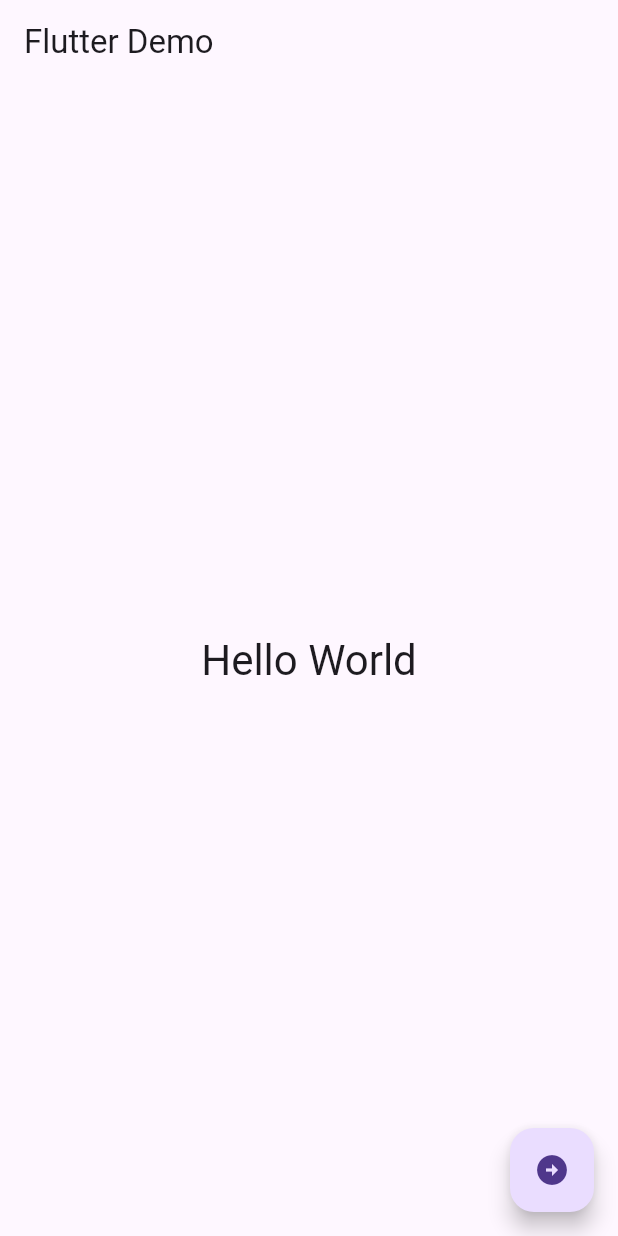
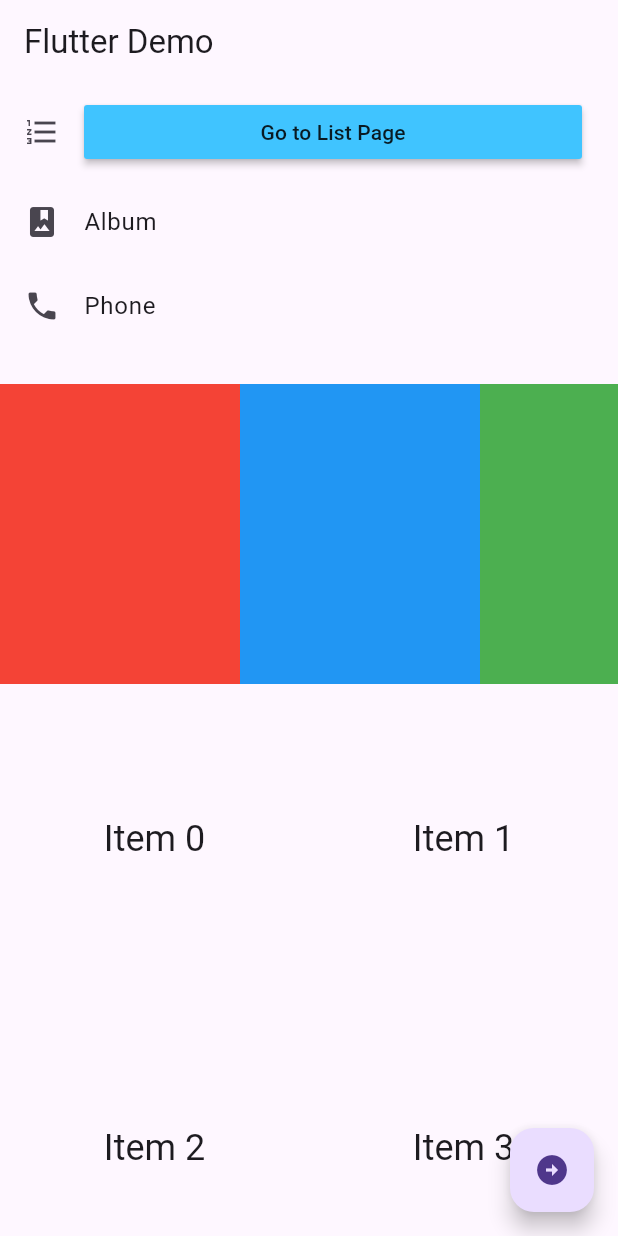
Before and after one commit to kentahayashi0810/flutter_listview, a Flutter app: the screen it shows after launch, on a phone screen of 412 x 824 dp. Run offline on Flutter 3.47's test engine with Material 3 defaults, Android fonts, the phone set to English and light mode, and no system bars.

```diff
--- a/lib/main.dart
+++ b/lib/main.dart
@@ -1,4 +1,5 @@
 import 'package:flutter/material.dart';
+import 'package:flutter_listview/list_page.dart';
 import 'package:flutter_listview/next_page.dart';
 
 void main() {
@@ -23,19 +24,72 @@ class MainPage extends StatelessWidget {
   final String title;
   const MainPage({super.key, required this.title});
 
+  void onPressed() {
+    print("Map button pressed");
+  }
+
   @override
   Widget build(BuildContext context) {
     return Scaffold(
       appBar: AppBar(title: Text(title)),
-      body: SizedBox(
-        width: double.infinity,
-        height: double.infinity,
-        child: Center(
-          child: Text(
-            'Hello World',
-            style: Theme.of(context).textTheme.headlineMedium,
+      body: Column(
+        children: [
+          Container(
+            height: 200,
+            child: ListView(
+              children: [
+                ListTile(
+                  leading: Icon(Icons.format_list_numbered),
+                  title: MaterialButton(
+                    color: Colors.lightBlueAccent,
+                    onPressed: () {
+                      Navigator.push(
+                        context,
+                        MaterialPageRoute(
+                          builder: (context) =>
+                              const ListPage1(title: "List Page"),
+                        ),
+                      );
+                    },
+                    child: Text("Go to List Page"),
+                  ),
+                ),
+                ListTile(
+                  leading: Icon(Icons.photo_album),
+                  title: Text("Album"),
+                ),
+                ListTile(leading: Icon(Icons.phone), title: Text("Phone")),
+              ],
+            ),
           ),
-        ),
+          Container(
+            height: 200,
+            child: ListView(
+              scrollDirection: Axis.horizontal,
+              children: [
+                Container(width: 160, color: Colors.red),
+                Container(width: 160, color: Colors.blue),
+                Container(width: 160, color: Colors.green),
+                Container(width: 160, color: Colors.yellow),
+                Container(width: 160, color: Colors.orange),
+              ],
+            ),
+          ),
+          Expanded(
+            child: GridView.count(
+              crossAxisCount: 2,
+              children: List.generate(
+                100,
+                (index) => Center(
+                  child: Text(
+                    'Item $index',
+                    style: TextTheme.of(context).headlineSmall,
+                  ),
+                ),
+              ),
+            ),
+          ),
+        ],
       ),
       floatingActionButton: FloatingActionButton(
         onPressed: () {
```
Also changed, not shown: lib/list_page.dart (added, +49 -0 lines).
